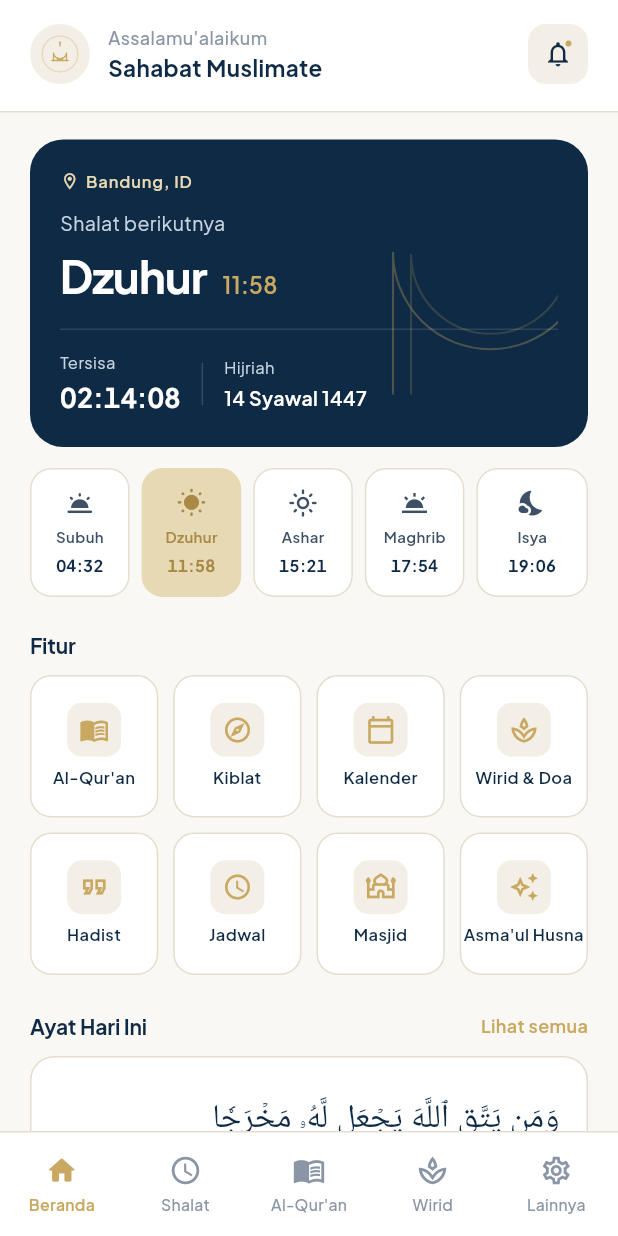
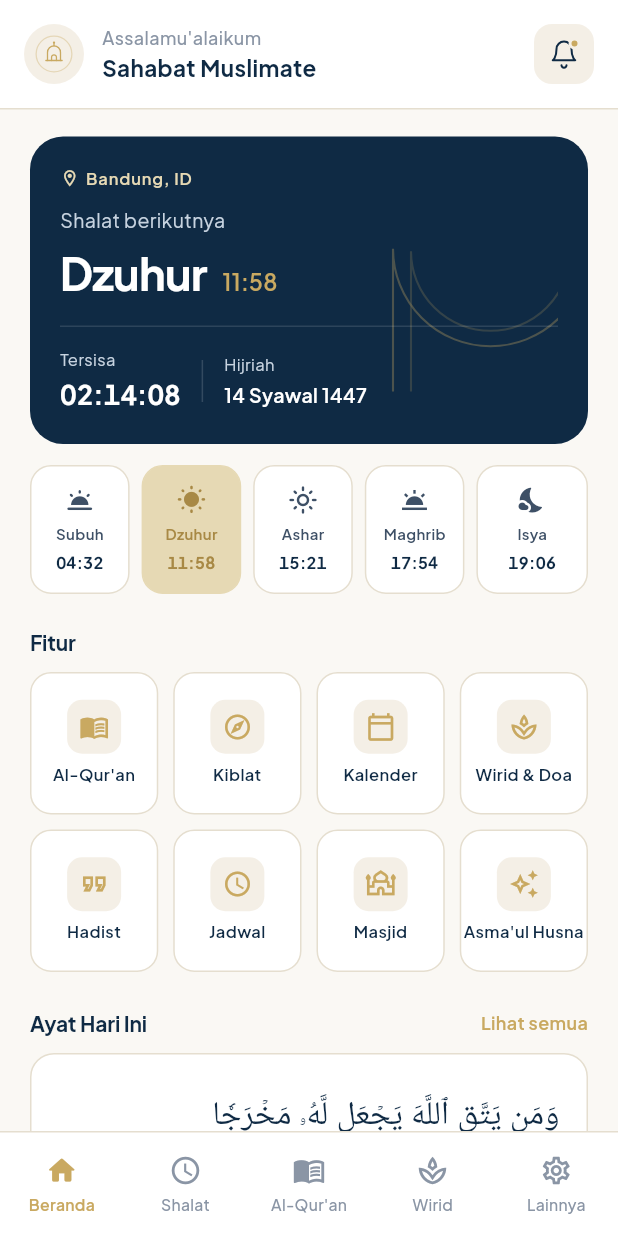
Before and after one commit to ngoprekcode/muslimate, a Flutter app: the screen it shows after launch, after a tap on "Lewati", on a phone screen of 412 x 824 dp. Run offline on Flutter 3.47's test engine with Material 3 defaults, Android fonts, the phone set to English and light mode, and no system bars; our stand-ins replace flutter_compass, flutter_svg, geocoding, geolocator, google_fonts and 1 more; missing offline and left inert: prayers_times; generated files the repository leaves out were written again; Roboto replaces fonts that are missing (Amiri).

Commit message:
feat: flutter_gen

```diff
--- a/lib/features/home/ui/home_screen.dart
+++ b/lib/features/home/ui/home_screen.dart
@@ -2,6 +2,7 @@ import 'dart:ui';
 import 'package:flutter/material.dart';
 import 'package:google_fonts/google_fonts.dart';
 import 'package:muslimate/core/app_colors.dart';
+import 'package:muslimate/generated/assets/assets.gen.dart';
 import 'package:muslimate/shared/widgets/widgets.dart';
 
 class HomeScreen extends StatelessWidget {
@@ -52,7 +53,7 @@ class HomeScreen extends StatelessWidget {
 
   Widget _buildTopBar(BuildContext context, AppColors c) {
     return Container(
-      padding: const EdgeInsets.fromLTRB(20, 16, 20, 18),
+      padding: const EdgeInsets.all(16),
       decoration: BoxDecoration(
         color: c.surface,
         border: Border(bottom: BorderSide(color: c.hairline)),
@@ -101,7 +102,7 @@ class HomeScreen extends StatelessWidget {
                   color: c.surfaceAlt,
                   borderRadius: BorderRadius.circular(12),
                 ),
-                child: Icon(Icons.notifications_outlined, color: c.ink, size: 20),
+                child: Center(child: AppAssets.icons.icNotification.svg()),
               ),
               Positioned(
                 top: 9,
@@ -151,7 +152,11 @@ class HomeScreen extends StatelessWidget {
               children: [
                 Row(
                   children: [
-                    Icon(Icons.location_on_outlined, color: const Color(0xFFE6D9B4), size: 13),
+                    Icon(
+                      Icons.location_on_outlined,
+                      color: const Color(0xFFE6D9B4),
+                      size: 13,
+                    ),
                     const SizedBox(width: 4),
                     Text(
                       'Bandung, ID',
@@ -210,7 +215,13 @@ class HomeScreen extends StatelessWidget {
                       Column(
                         crossAxisAlignment: CrossAxisAlignment.start,
                         children: [
-                          Text('Tersisa', style: GoogleFonts.plusJakartaSans(fontSize: 11, color: const Color(0xFFC7D3E0))),
+                          Text(
+                            'Tersisa',
+                            style: GoogleFonts.plusJakartaSans(
+                              fontSize: 11,
+                              color: const Color(0xFFC7D3E0),
+                            ),
+                          ),
                           const SizedBox(height: 2),
                           Text(
                             '02:14:08',
@@ -218,16 +229,29 @@ class HomeScreen extends StatelessWidget {
                               fontSize: 18,
                               fontWeight: FontWeight.w700,
                               color: Colors.white,
-                              fontFeatures: [const FontFeature.tabularFigures()],
+                              fontFeatures: [
+                                const FontFeature.tabularFigures(),
+                              ],
                             ),
                           ),
                         ],
                       ),
-                      Container(width: 1, height: 28, color: Colors.white.withOpacity(0.15), margin: const EdgeInsets.symmetric(horizontal: 14)),
+                      Container(
+                        width: 1,
+                        height: 28,
+                        color: Colors.white.withOpacity(0.15),
+                        margin: const EdgeInsets.symmetric(horizontal: 14),
+                      ),
                       Column(
                         crossAxisAlignment: CrossAxisAlignment.start,
                         children: [
-                          Text('Hijriah', style: GoogleFonts.plusJakartaSans(fontSize: 11, color: const Color(0xFFC7D3E0))),
+                          Text(
+                            'Hijriah',
+                            style: GoogleFonts.plusJakartaSans(
+                              fontSize: 11,
+                              color: const Color(0xFFC7D3E0),
+                            ),
+                          ),
                           const SizedBox(height: 2),
                           Text(
                             '14 Syawal 1447',
@@ -262,9 +286,7 @@ class HomeScreen extends StatelessWidget {
               decoration: BoxDecoration(
                 color: p.active ? c.goldSoft : c.surface,
                 borderRadius: BorderRadius.circular(14),
-                border: Border.all(
-                  color: p.active ? c.goldSoft : c.hairline,
-                ),
+                border: Border.all(color: p.active ? c.goldSoft : c.hairline),
               ),
               child: Column(
                 children: [
@@ -315,7 +337,9 @@ class HomeScreen extends StatelessWidget {
             crossAxisSpacing: 10,
             mainAxisSpacing: 10,
             childAspectRatio: 0.9,
-            children: _quickActions.map((qa) => _QuickActionButton(action: qa)).toList(),
+            children: _quickActions
+                .map((qa) => _QuickActionButton(action: qa))
+                .toList(),
           ),
         ],
       ),
@@ -352,11 +376,20 @@ class HomeScreen extends StatelessWidget {
                 const SizedBox(height: 14),
                 Row(
                   children: [
-                    const AppPill(text: 'QS. At-Talaq : 2', tone: AppPillTone.navy),
+                    const AppPill(
+                      text: 'QS. At-Talaq : 2',
+                      tone: AppPillTone.navy,
+                    ),
                     const Spacer(),
-                    _ActionBtn(icon: Icons.favorite_outline_rounded, color: c.inkSoft),
+                    _ActionBtn(
+                      icon: Icons.favorite_outline_rounded,
+                      color: c.inkSoft,
+                    ),
                     const SizedBox(width: 8),
-                    _ActionBtn(icon: Icons.bookmark_outline_rounded, color: c.inkSoft),
+                    _ActionBtn(
+                      icon: Icons.bookmark_outline_rounded,
+                      color: c.inkSoft,
+                    ),
                   ],
                 ),
               ],
@@ -369,7 +402,10 @@ class HomeScreen extends StatelessWidget {
 
   Widget _buildHadistSlider(BuildContext context, AppColors c) {
     final hadiths = [
-      ('HR. Bukhari', 'Sebaik-baik manusia adalah yang paling bermanfaat bagi orang lain.'),
+      (
+        'HR. Bukhari',
+        'Sebaik-baik manusia adalah yang paling bermanfaat bagi orang lain.',
+      ),
       ('HR. Muslim', 'Senyummu di hadapan saudaramu adalah sedekah.'),
       ('HR. Tirmidzi', 'Sebaik-baik kalian adalah yang paling baik akhlaknya.'),
     ];
@@ -558,8 +594,11 @@ class _ArchPainter extends CustomPainter {
     final outer = Path()
       ..moveTo(10, h)
       ..lineTo(10, h * 0.44)
-      ..arcToPoint(Offset(w - 10, h * 0.44),
-          radius: Radius.circular(w * 0.42), clockwise: false)
+      ..arcToPoint(
+        Offset(w - 10, h * 0.44),
+        radius: Radius.circular(w * 0.42),
+        clockwise: false,
+      )
       ..lineTo(w - 10, h);
     canvas.drawPath(outer, paint..color = color.withOpacity(0.6));
 
@@ -567,8 +606,11 @@ class _ArchPainter extends CustomPainter {
     final inner = Path()
       ..moveTo(22, h)
       ..lineTo(22, h * 0.45)
-      ..arcToPoint(Offset(w - 22, h * 0.45),
-          radius: Radius.circular(w * 0.32), clockwise: false)
+      ..arcToPoint(
+        Offset(w - 22, h * 0.45),
+        radius: Radius.circular(w * 0.32),
+        clockwise: false,
+      )
       ..lineTo(w - 22, h);
     canvas.drawPath(inner, paint..color = color.withOpacity(0.36));
   }
--- a/lib/shared/widgets/app_brand_mark.dart
+++ b/lib/shared/widgets/app_brand_mark.dart
@@ -1,5 +1,5 @@
 import 'package:flutter/material.dart';
-import 'package:muslimate/core/app_colors.dart';
+import 'package:muslimate/generated/assets/assets.gen.dart';
 
 class AppBrandMark extends StatelessWidget {
   final double size;
@@ -9,59 +9,6 @@ class AppBrandMark extends StatelessWidget {
 
   @override
   Widget build(BuildContext context) {
-    final c = color ?? AppColors.of(context).gold;
-    return CustomPaint(
-      size: Size(size, size),
-      painter: _BrandMarkPainter(c),
-    );
+    return AppAssets.icons.icMuslimate.svg();
   }
 }
-
-class _BrandMarkPainter extends CustomPainter {
-  final Color color;
-  _BrandMarkPainter(this.color);
-
-  @override
-  void paint(Canvas canvas, Size size) {
-    final s = size.width / 48;
-    final paint = Paint()
-      ..color = color
-      ..style = PaintingStyle.stroke
-      ..strokeWidth = 1.6 * s
-      ..strokeCap = StrokeCap.round;
-
-    // outer circle
-    paint.color = color.withOpacity(0.35);
-    canvas.drawCircle(Offset(24 * s, 24 * s), 22 * s, paint);
-    paint.color = color;
-
-    // dome arch
-    final domePath = Path()
-      ..moveTo(16 * s, 32 * s)
-      ..lineTo(16 * s, 22 * s)
-      ..arcToPoint(Offset(32 * s, 22 * s),
-          radius: Radius.circular(8 * s), clockwise: false)
-      ..lineTo(32 * s, 32 * s);
-    canvas.drawPath(domePath, paint);
-
-    // base line
-    canvas.drawLine(Offset(14 * s, 32 * s), Offset(34 * s, 32 * s), paint);
-
-    // door arch
-    final doorPath = Path()
-      ..moveTo(21 * s, 32 * s)
-      ..lineTo(21 * s, 28 * s)
-      ..arcToPoint(Offset(27 * s, 28 * s),
-          radius: Radius.circular(3 * s), clockwise: false)
-      ..lineTo(27 * s, 32 * s);
-    canvas.drawPath(doorPath, paint);
-
-    // minaret top
-    canvas.drawLine(Offset(24 * s, 14 * s), Offset(24 * s, 11 * s), paint);
-    paint.style = PaintingStyle.fill;
-    canvas.drawCircle(Offset(24 * s, 10 * s), 1.4 * s, paint);
-  }
-
-  @override
-  bool shouldRepaint(_BrandMarkPainter old) => old.color != color;
-}
```
Also changed, not shown: pubspec.yaml (+14 -1 lines), assets/icons/ic_muslimate.svg (added), assets/icons/ic_notification.svg (added), pubspec.lock.
